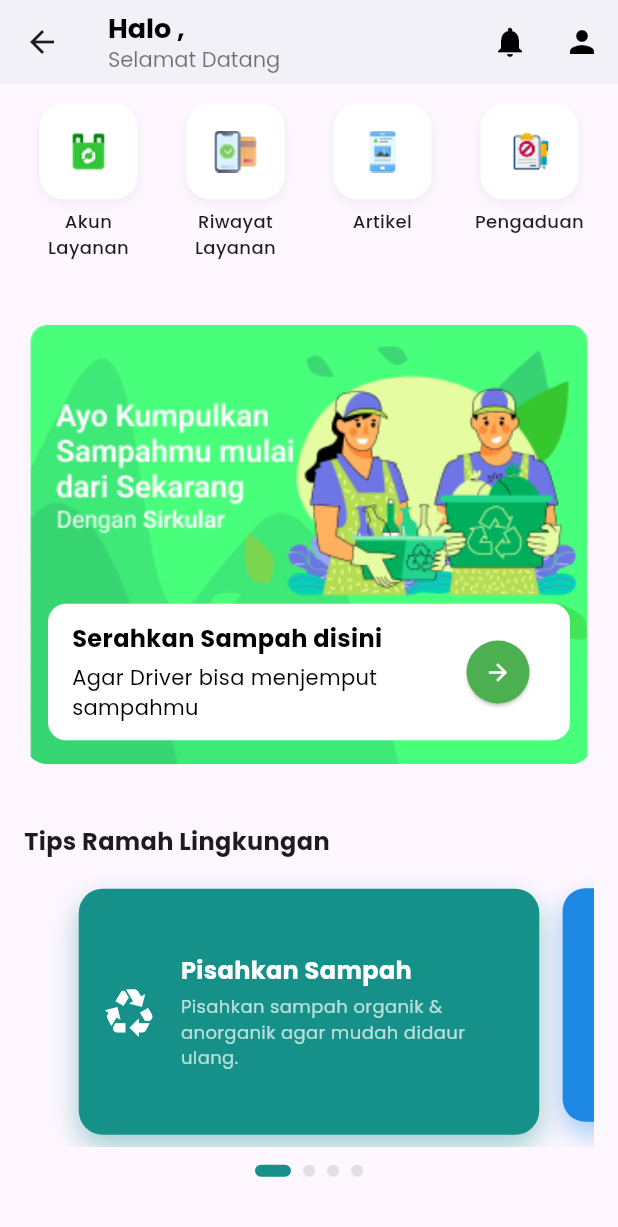
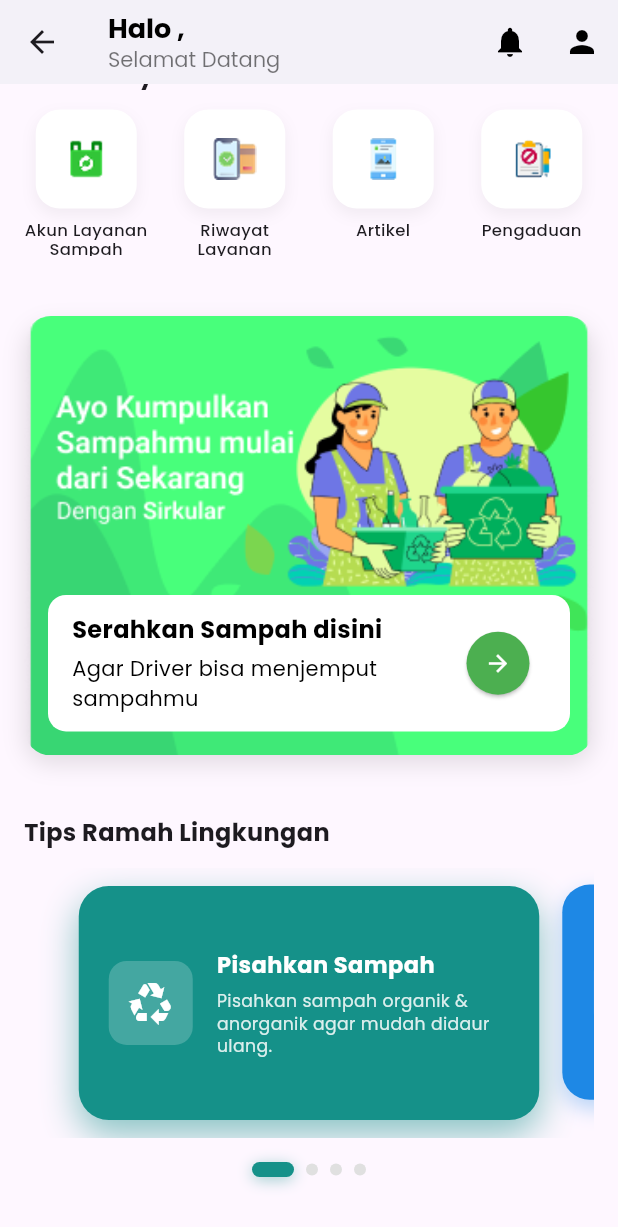
Before and after one commit to jonathanfransilo/smart-environtment-mobile, a Flutter app: the HomeScreen screen opened by its route, scrolled down 166 dp, on a phone screen of 412 x 824 dp. Shown: the top 1227 px of the screen. Run offline on Flutter 3.47's test engine with Material 3 defaults, Android fonts, the phone set to English and light mode, and no system bars; our stand-ins replace dio, flutter_map, flutter_secure_storage, flutter_svg, geocoding, google_fonts and 3 more; accounts and stored records are empty; project files that could hold a hidden picture were left out.

Commit message:
feat: Enhance home screen with smooth animations and improved UI elements

```diff
--- a/lib/screens/home_screen.dart
+++ b/lib/screens/home_screen.dart
@@ -360,9 +360,27 @@
         child: Column(
           crossAxisAlignment: CrossAxisAlignment.start,
           children: [
-            // ===== Tagihan Sampah Card =====
-            InkWell(
-              borderRadius: BorderRadius.circular(16),
+            // ===== Tagihan Sampah Card dengan animasi =====
+            TweenAnimationBuilder<double>(
+              tween: Tween(begin: 0.0, end: 1.0),
+              duration: const Duration(milliseconds: 600),
+              curve: Curves.easeOutCubic,
+              builder: (context, value, child) {
+                return Transform.translate(
+                  offset: Offset(0, 20 * (1 - value)),
+                  child: Opacity(
+                    opacity: value,
+                    child: child,
+                  ),
+                );
+              },
+              child: Material(
+                color: Colors.transparent,
+                borderRadius: BorderRadius.circular(18),
+                elevation: 4,
+                shadowColor: Colors.black.withAlpha(51),
+                child: InkWell(
+                  borderRadius: BorderRadius.circular(18),
                   onTap: () async {
                     if (_akunList.isEmpty) {
                       await _openLayananSampahAndRefresh();
@@ -370,15 +388,16 @@
                       _showAkunSelector();
                     }
                   },
+                  splashColor: const Color.fromARGB(255, 21, 145, 137).withAlpha(51),
                   child: Container(
                     decoration: BoxDecoration(
                       image: const DecorationImage(
                         image: AssetImage("assets/images/bg1.png"),
                         fit: BoxFit.cover,
                       ),
-                  borderRadius: BorderRadius.circular(16),
+                      borderRadius: BorderRadius.circular(18),
                     ),
-                padding: const EdgeInsets.all(16),
+                    padding: const EdgeInsets.all(18),
                 child: Row(
                   children: [
                     // icon box
@@ -503,6 +522,8 @@
                 ),
                   ),
                 ),
+              ),
+            ),
 
             const SizedBox(height: 40),
 
@@ -525,9 +546,9 @@
               crossAxisCount: 4,
               shrinkWrap: true,
               physics: const NeverScrollableScrollPhysics(),
-              mainAxisSpacing: 16,
-              crossAxisSpacing: 12,
-              childAspectRatio: 0.8,
+              mainAxisSpacing: 20,
+              crossAxisSpacing: 16,
+              childAspectRatio: 0.85,
               children: [
                 _menuItem(
                   "assets/images/keranjang.png",
@@ -564,8 +585,21 @@
 
             const SizedBox(height: 40),
 
-            // ===== Serahkan Sampah (Pickup) =====
-            Container(
+            // ===== Serahkan Sampah (Pickup) dengan animasi =====
+            TweenAnimationBuilder<double>(
+              tween: Tween(begin: 0.0, end: 1.0),
+              duration: const Duration(milliseconds: 800),
+              curve: Curves.easeOutCubic,
+              builder: (context, value, child) {
+                return Transform.translate(
+                  offset: Offset(0, 30 * (1 - value)),
+                  child: Opacity(
+                    opacity: value,
+                    child: child,
+                  ),
+                );
+              },
+              child: Container(
                 width: double.infinity,
                 decoration: BoxDecoration(
                   image: const DecorationImage(
@@ -573,7 +607,14 @@
                     fit: BoxFit.cover,
                     alignment: Alignment.topCenter,
                   ),
-                borderRadius: BorderRadius.circular(16),
+                  borderRadius: BorderRadius.circular(18),
+                  boxShadow: [
+                    BoxShadow(
+                      color: Colors.black.withAlpha(26),
+                      blurRadius: 12,
+                      offset: const Offset(0, 6),
+                    ),
+                  ],
                 ),
                 padding: const EdgeInsets.all(16),
               child: Column(
@@ -621,6 +662,7 @@
                     ),
                   ),
                 ],
+              ),
               ),
             ),
 
@@ -721,22 +763,33 @@
               ),
             ),
 
-            // --- Indikator Halaman ---
-            const SizedBox(height: 12),
+            // --- Indikator Halaman dengan animasi smooth ---
+            const SizedBox(height: 16),
             Row(
               mainAxisAlignment: MainAxisAlignment.center,
               children: List.generate(
                 4,
                 (index) => AnimatedContainer(
-                  duration: const Duration(milliseconds: 150),
+                  duration: const Duration(milliseconds: 300),
+                  curve: Curves.easeInOut,
                   margin: const EdgeInsets.symmetric(horizontal: 4),
-                  height: 8,
-                  width: _currentPage == index ? 24 : 8,
+                  height: _currentPage == index ? 10 : 8,
+                  width: _currentPage == index ? 28 : 8,
                   decoration: BoxDecoration(
                     color: _currentPage == index
                         ? const Color.fromARGB(255, 21, 145, 137)
                         : Colors.grey.shade300,
-                    borderRadius: BorderRadius.circular(4),
+                    borderRadius: BorderRadius.circular(6),
+                    boxShadow: _currentPage == index
+                        ? [
+                            BoxShadow(
+                              color: const Color.fromARGB(255, 21, 145, 137)
+                                  .withAlpha(102),
+                              blurRadius: 8,
+                              offset: const Offset(0, 2),
+                            ),
+                          ]
+                        : [],
                   ),
                 ),
               ),
@@ -803,9 +856,16 @@
     );
   }
 
-  // helper menu item
-  static Widget _menuItem(String asset, String title, {VoidCallback? onTap}) {
-    return Column(
+  // helper menu item dengan animasi
+  Widget _menuItem(String asset, String title, {VoidCallback? onTap}) {
+    return TweenAnimationBuilder<double>(
+      tween: Tween(begin: 0.0, end: 1.0),
+      duration: const Duration(milliseconds: 400),
+      curve: Curves.easeOutBack,
+      builder: (context, value, child) {
+        return Transform.scale(
+          scale: value,
+          child: Column(
             children: [
               Ink(
                 decoration: BoxDecoration(
@@ -814,75 +874,111 @@
                   boxShadow: [
                     BoxShadow(
                       color: Colors.black.withAlpha(13),
-                blurRadius: 5,
-                offset: const Offset(0, 3),
+                      blurRadius: 8,
+                      offset: const Offset(0, 4),
                     ),
                   ],
                 ),
                 child: InkWell(
                   borderRadius: BorderRadius.circular(16),
                   onTap: onTap,
-            child: Padding(
-              padding: const EdgeInsets.all(12),
-              child:
-                  Image.asset(asset, height: 40, filterQuality: FilterQuality.high),
+                  splashColor: const Color.fromARGB(255, 21, 145, 137).withAlpha(51),
+                  highlightColor: const Color.fromARGB(255, 21, 145, 137).withAlpha(25),
+                  child: AnimatedContainer(
+                    duration: const Duration(milliseconds: 200),
+                    padding: const EdgeInsets.all(14),
+                    child: Image.asset(
+                      asset,
+                      height: 38,
+                      filterQuality: FilterQuality.high,
                     ),
                   ),
                 ),
-        const SizedBox(height: 6),
+              ),
+              const SizedBox(height: 8),
               Flexible(
                 child: Text(
                   title,
                   textAlign: TextAlign.center,
                   style: GoogleFonts.poppins(
-              fontSize: 12,
+                    fontSize: 11,
                     fontWeight: FontWeight.w500,
+                    height: 1.2,
                   ),
                   maxLines: 2,
                   overflow: TextOverflow.ellipsis,
                 ),
               ),
             ],
+          ),
+        );
+      },
     );
   }
 
-  // UPDATED: Tips Card Penuh Warna dengan InkWell (tappable)
+  // UPDATED: Tips Card dengan animasi smooth dan efek hover
   Widget _tipsCard({
     required IconData icon,
     required String title,
     required String subtitle,
     required int index,
     required Color backgroundColor,
-    VoidCallback? onTap, // Parameter onTap
+    VoidCallback? onTap,
   }) {
-    final scale = (_currentPage == index) ? 1.0 : 0.95;
+    final isActive = (_currentPage == index);
+    final scale = isActive ? 1.0 : 0.92;
+    final opacity = isActive ? 1.0 : 0.7;
 
     return AnimatedContainer(
-      duration: const Duration(milliseconds: 300),
-      margin: const EdgeInsets.symmetric(horizontal: 8, vertical: 8),
+      duration: const Duration(milliseconds: 400),
+      curve: Curves.easeOutCubic,
+      margin: const EdgeInsets.symmetric(horizontal: 8, vertical: 12),
       transform: Matrix4.identity()..scale(scale),
       alignment: Alignment.center,
       width: 260,
       decoration: BoxDecoration(
         color: backgroundColor,
-        borderRadius: BorderRadius.circular(16),
+        borderRadius: BorderRadius.circular(20),
         boxShadow: [
           BoxShadow(
-            color: backgroundColor.withAlpha(102),
-            blurRadius: 15,
-            offset: const Offset(0, 8),
+            color: backgroundColor.withAlpha(isActive ? 128 : 77),
+            blurRadius: isActive ? 20 : 12,
+            offset: Offset(0, isActive ? 10 : 6),
           ),
         ],
       ),
-      // MENGGUNAKAN INKWELL DI SINI UNTUK EFEK TAPPABLE
+      child: Material(
+        color: Colors.transparent,
         child: InkWell(
           onTap: onTap,
-        borderRadius: BorderRadius.circular(16),
+          borderRadius: BorderRadius.circular(20),
+          splashColor: Colors.white.withAlpha(77),
+          highlightColor: Colors.white.withAlpha(51),
+          child: AnimatedOpacity(
+            duration: const Duration(milliseconds: 300),
+            opacity: opacity,
             child: Padding(
-          padding: const EdgeInsets.all(16),
+              padding: const EdgeInsets.all(20),
               child: Row(
                 children: [
-              Icon(icon, color: Colors.white, size: 36),
+                  TweenAnimationBuilder<double>(
+                    tween: Tween(begin: 0.8, end: isActive ? 1.0 : 0.9),
+                    duration: const Duration(milliseconds: 300),
+                    curve: Curves.easeOut,
+                    builder: (context, value, child) {
+                      return Transform.scale(
+                        scale: value,
+                        child: Container(
+                          padding: const EdgeInsets.all(12),
+                          decoration: BoxDecoration(
+                            color: Colors.white.withAlpha(51),
+                            borderRadius: BorderRadius.circular(12),
+                          ),
+                          child: Icon(icon, color: Colors.white, size: 32),
+                        ),
+                      );
+                    },
+                  ),
                   const SizedBox(width: 16),
                   Expanded(
                     child: Column(
@@ -893,16 +989,18 @@
                           title,
                           style: GoogleFonts.poppins(
                             fontWeight: FontWeight.w700,
-                        fontSize: 16,
+                            fontSize: 15,
                             color: Colors.white,
+                            letterSpacing: 0.3,
                           ),
                         ),
-                    const SizedBox(height: 4),
+                        const SizedBox(height: 6),
                         Text(
                           subtitle,
                           style: GoogleFonts.poppins(
-                        fontSize: 12,
-                        color: Colors.white70,
+                            fontSize: 11.5,
+                            color: Colors.white.withAlpha(217),
+                            height: 1.3,
                           ),
                           maxLines: 3,
                           overflow: TextOverflow.ellipsis,
@@ -914,6 +1012,8 @@
               ),
             ),
           ),
+        ),
+      ),
     );
   }
 }
```
Lines whose indentation alone changed are shown as unchanged.
